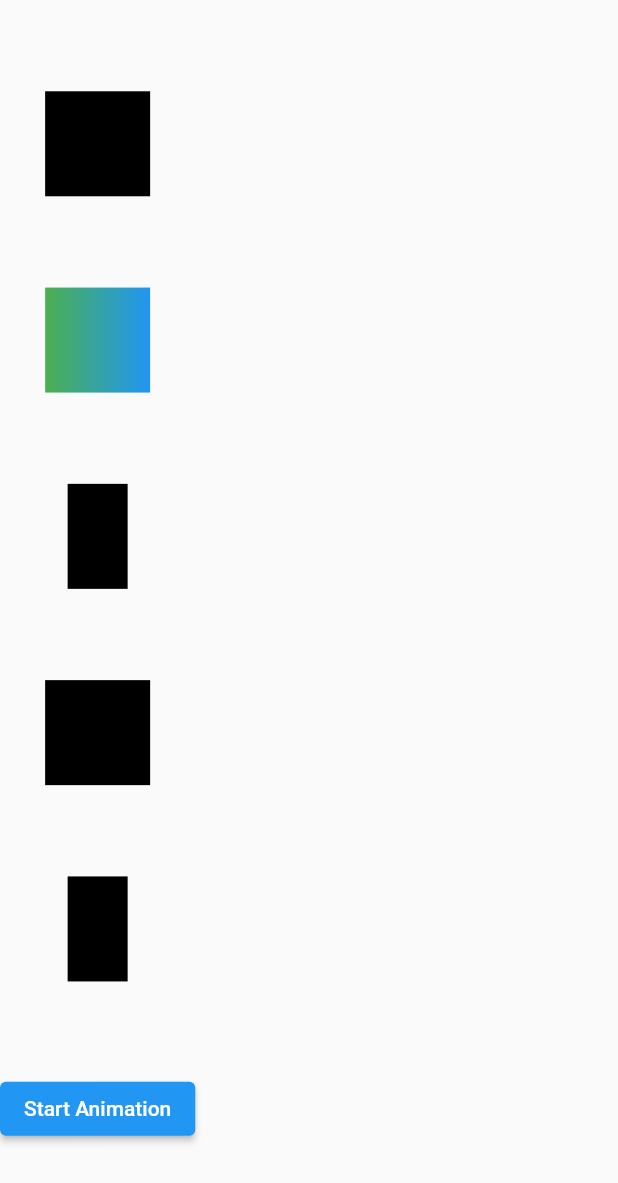
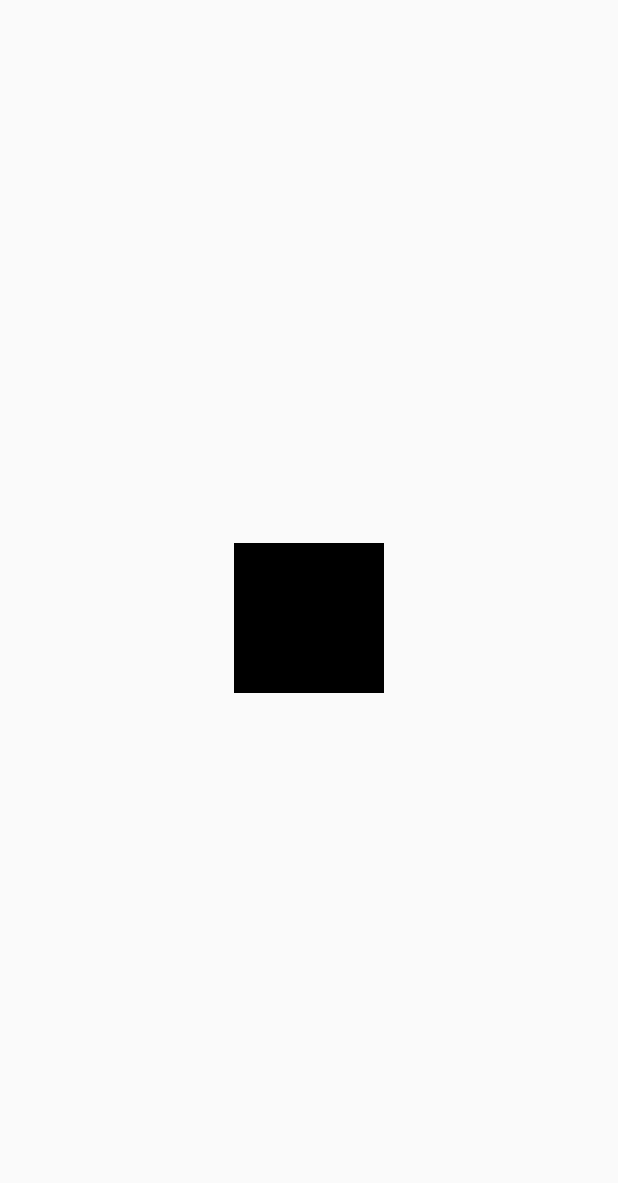
Before and after one commit to TheUltimateOptimist/Widgets, a Flutter app: the screen it shows after launch, on a phone screen of 412 x 824 dp. Shown: the top 1183 px of the screen. Run offline on Flutter 3.47's test engine with Material 2 defaults, Android fonts, the light colour scheme and no system bars.

Commit message:
added Opacity widget and AnimatedOpacity widget

```diff
--- /dev/null
+++ b/example_writer/lib/animated_opacity_example.dart
@@ -0,0 +1,38 @@
+import 'package:flutter/material.dart';
+
+class AnimatedOpacityExample extends StatefulWidget {
+  const AnimatedOpacityExample({Key? key}) : super(key: key);
+
+  @override
+  State<AnimatedOpacityExample> createState() => _AnimatedOpacityExampleState();
+}
+
+class _AnimatedOpacityExampleState extends State<AnimatedOpacityExample> {
+  double _opacity = 1.0;
+
+  @override
+  Widget build(BuildContext context) {
+    return Scaffold(
+      body: Center(
+        child: AnimatedOpacity(
+          duration: const Duration(
+            seconds: 3,
+          ),
+          opacity: _opacity,
+          child: GestureDetector(
+            onTap: () {
+              setState(() {
+                _opacity = _opacity > 0.9 ? 0.3 : 1.0;
+              });
+            },
+            child: Container(
+              color: Colors.black,
+              height: 100,
+              width: 100,
+            ),
+          ),
+        ),
+      ),
+    );
+  }
+}
--- a/example_writer/lib/main.dart
+++ b/example_writer/lib/main.dart
@@ -1,4 +1,6 @@
 import 'package:example_writer/animated_container_example.dart';
+import 'package:example_writer/animated_opacity_example.dart';
+import 'package:example_writer/opacity_example.dart';
 import 'package:example_writer/wrap_example.dart';
 import 'package:flutter/material.dart';
 
@@ -16,7 +18,7 @@ class MyApp extends StatelessWidget {
       theme: ThemeData(
         primarySwatch: Colors.blue,
       ),
-      home: const AnimatedContainerExample(),
+      home: const AnimatedOpacityExample(),
     );
   }
 }
```
Also changed, not shown: example_writer/lib/opacity_example.dart (added, +20 -0 lines), 2 other files.
